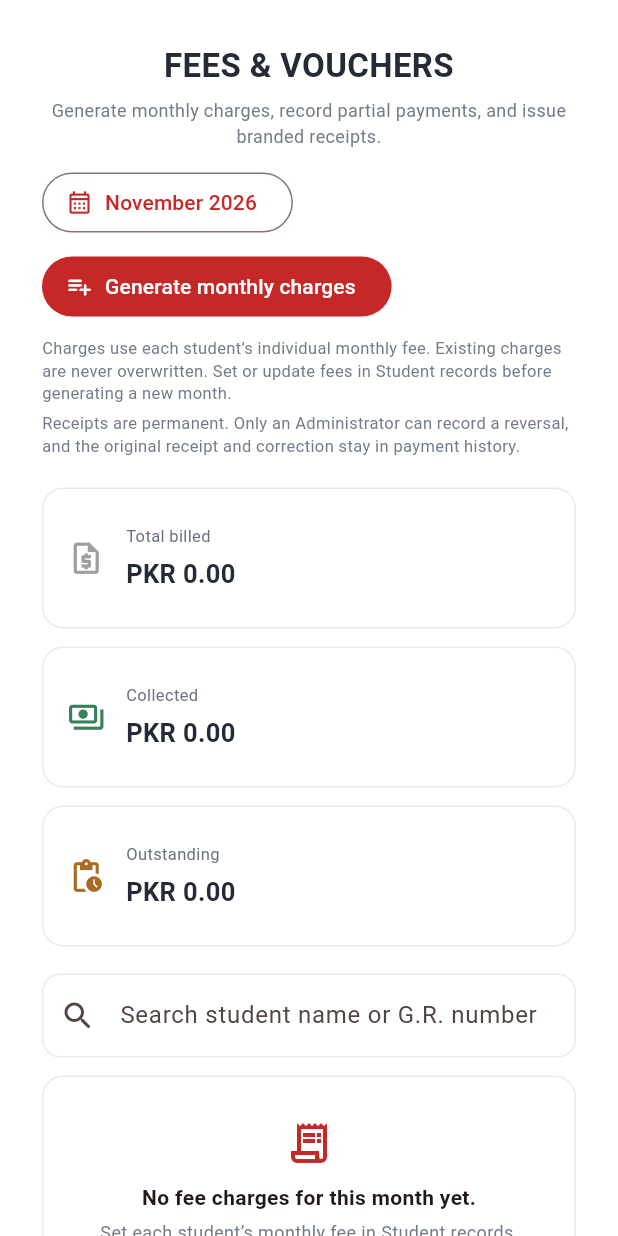
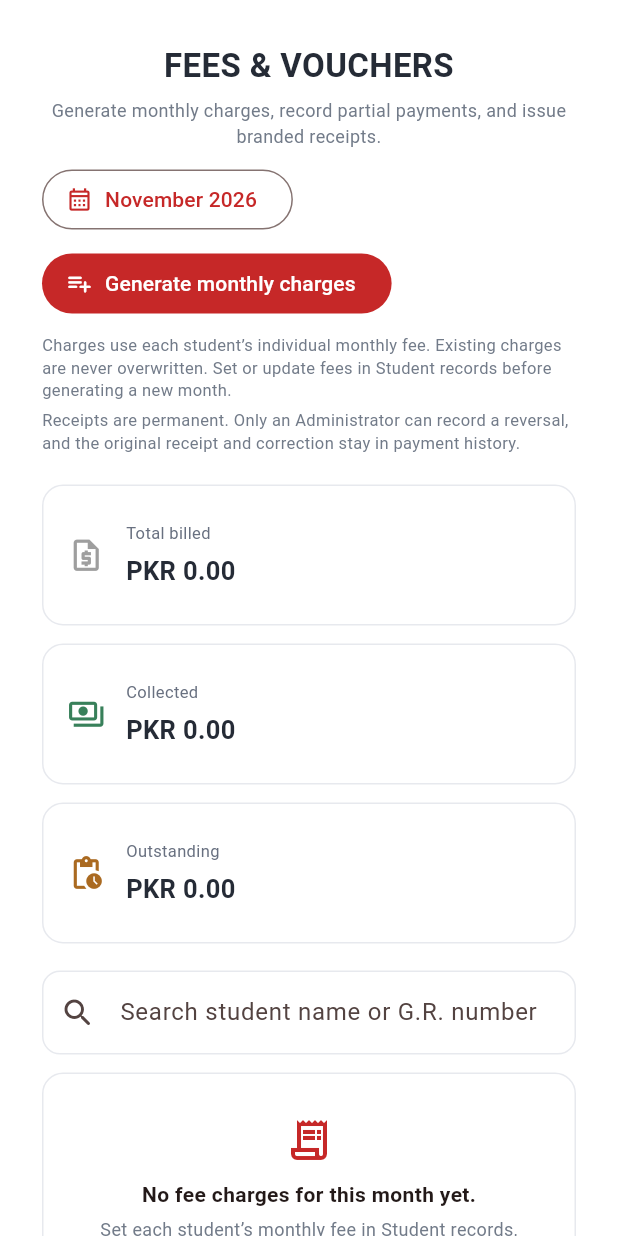
Before and after one commit to Hareem16/TLC_School_System, a Flutter app: the FeeVouchersPage widget shown alone on an empty page, opened directly with empty values, on a phone screen of 412 x 824 dp. Run offline on Flutter 3.47's test engine with Material 3 defaults, Android fonts, the phone set to English and light mode, and no system bars; our stand-ins replace device_info_plus, file_picker, pdf, printing, shared_preferences, sqflite and 2 more; missing offline and left inert: excel; accounts and stored records are empty; Roboto replaces fonts that are missing (Arial).

Commit message:
Match dashboard heading style to Teachers & Staff

```diff
--- a/lib/fees/fee_vouchers_page.dart
+++ b/lib/fees/fee_vouchers_page.dart
@@ -348,9 +348,6 @@ class _FeeVouchersPageState extends State<FeeVouchersPage> {
                 const Text(
                   'FEES & VOUCHERS',
                   textAlign: TextAlign.center,
-                  maxLines: 1,
-                  softWrap: false,
-                  overflow: TextOverflow.ellipsis,
                   style: TextStyle(
                     fontSize: 22,
                     fontWeight: FontWeight.w700,
@@ -366,7 +363,7 @@ class _FeeVouchersPageState extends State<FeeVouchersPage> {
                     color: Color(0xFF727B89),
                   ),
                 ),
-                const SizedBox(height: 12),
+                const SizedBox(height: 10),
                 Wrap(
                   spacing: 10,
                   runSpacing: 8,
```
